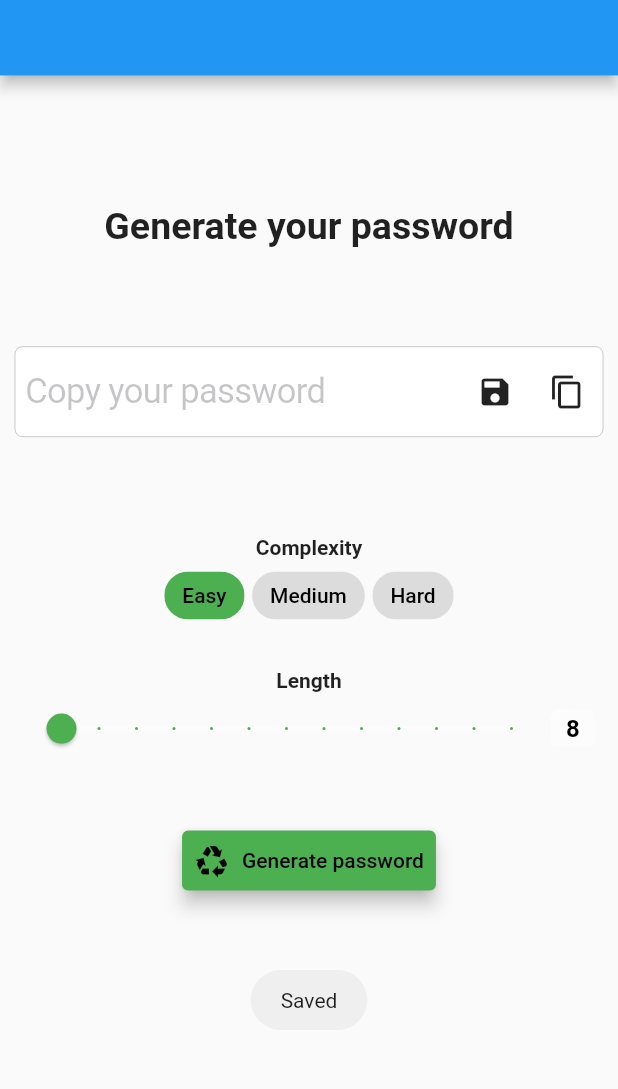
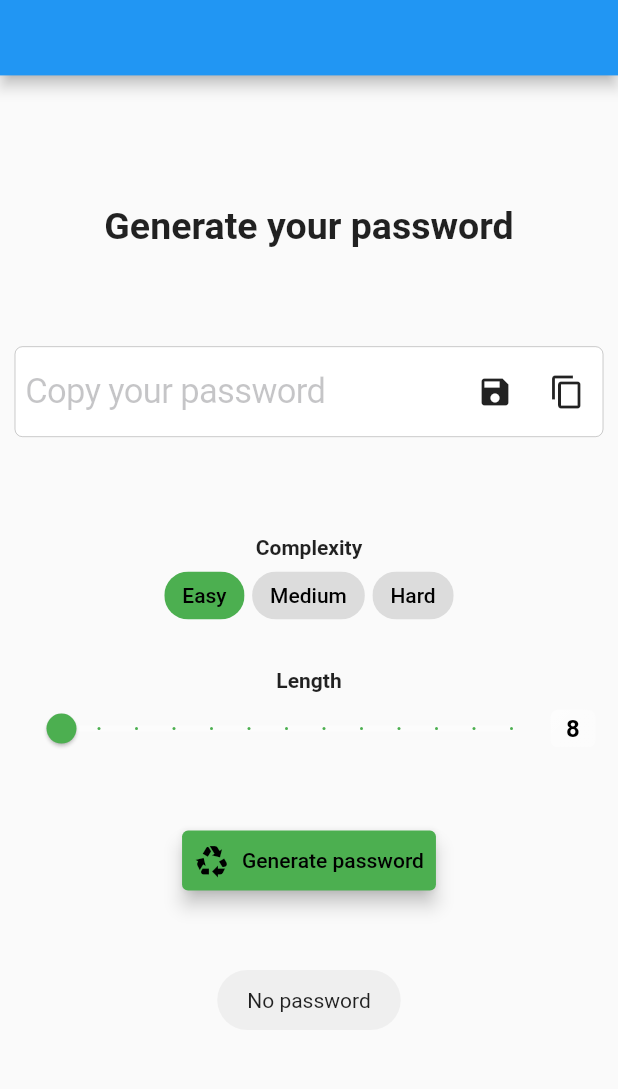
Before and after one commit to Harikrishna-Manoj/Password_Generator_Bloc, a Flutter app: the screen it shows after launch, after a tap on the "save" icon, on a phone screen of 412 x 824 dp, the part 110-1199 px from its top. Run offline on Flutter 3.47's test engine with Material 2 defaults, Android fonts, the phone set to English and light mode, and no system bars; our stand-ins replace flutter_bloc, fluttertoast, hive_flutter; accounts and stored records are empty.

Commit message:
app completed

```diff
--- a/lib/application/bloc/home_bloc/home_bloc.dart
+++ b/lib/application/bloc/home_bloc/home_bloc.dart
@@ -1,4 +1,5 @@
 import 'dart:math';
+import 'package:flutter/services.dart';
 import 'package:flutter_bloc/flutter_bloc.dart';
 import 'package:fluttertoast/fluttertoast.dart';
 // ignore: depend_on_referenced_packages
@@ -27,6 +28,10 @@ class HomeBloc extends Bloc<HomeEvent, HomeState> {
       emit(HomeInitial(password: password));
     });
     on<AddPasswordToDataBase>((event, emit) async {
+      if (event.data.password!.isEmpty) {
+        Fluttertoast.showToast(msg: "No password");
+        return;
+      }
       final instanceOfDatabase = PasswordBox.getInstance();
       if (instanceOfDatabase.values
           .any((element) => element.password == event.data.password)) {
@@ -35,6 +40,9 @@ class HomeBloc extends Bloc<HomeEvent, HomeState> {
       }
       await instanceOfDatabase.add(event.data);
       Fluttertoast.showToast(msg: "Saved");
+    });
+    on<CopyPassword>((event, emit) {
+      Clipboard.setData(ClipboardData(text: event.password));
     });
   }
 }
--- a/lib/application/bloc/home_bloc/home_event.dart
+++ b/lib/application/bloc/home_bloc/home_event.dart
@@ -15,3 +15,9 @@ class AddPasswordToDataBase extends HomeEvent {
 
   AddPasswordToDataBase(this.data);
 }
+
+class CopyPassword extends HomeEvent {
+  final String password;
+
+  CopyPassword(this.password);
+}
--- a/lib/main.dart
+++ b/lib/main.dart
@@ -7,7 +7,6 @@ import 'package:passwordgenerator/application/bloc/saved_password_bloc/saved_pas
 import 'package:passwordgenerator/application/bloc/splash_bloc/splash_bloc.dart';
 import 'package:passwordgenerator/domain/model/password_model.dart';
 import 'package:passwordgenerator/infrastructure/db_funcion.dart';
-
 import 'package:passwordgenerator/presentation/page_splash/screen_splash.dart';
 
 void main(List<String> args) async {
@@ -25,7 +24,6 @@ class MyApp extends StatelessWidget {
 
   @override
   Widget build(BuildContext context) {
-    // bool isDarkMode;
     return MultiBlocProvider(
         providers: [
           BlocProvider(
--- a/lib/presentation/page_home/screen_home.dart
+++ b/lib/presentation/page_home/screen_home.dart
@@ -199,7 +199,8 @@ class CopyButton extends StatelessWidget {
       icon: const Icon(Icons.copy),
       tooltip: 'Copy',
       onPressed: () {
-        Clipboard.setData(ClipboardData(text: fieldController.text));
+        BlocProvider.of<HomeBloc>(context)
+            .add(CopyPassword(fieldController.text));
         SnackBar snackBar = SnackBar(
             backgroundColor: colourList[index],
             content: const Text(
```
